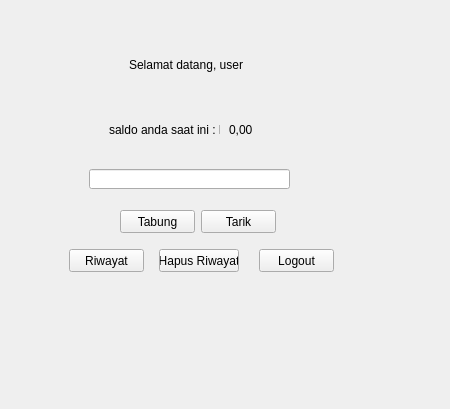
First picture: the form in main.ui, repository Sourremon/alpro-final, before the edit.
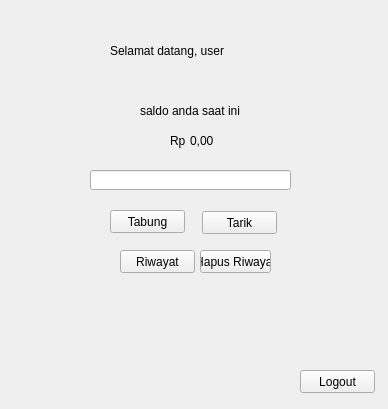
Second picture: the form after the edit.

Diff of the .ui file:
```diff
--- a/main.ui
+++ b/main.ui
@@ -6,7 +6,7 @@
    <rect>
     <x>0</x>
     <y>0</y>
-    <width>450</width>
+    <width>388</width>
     <height>409</height>
    </rect>
   </property>
@@ -16,8 +16,8 @@
   <widget class="QStackedWidget" name="stackedWidget">
    <property name="geometry">
     <rect>
-     <x>9</x>
-     <y>9</y>
+     <x>10</x>
+     <y>10</y>
      <width>381</width>
      <height>391</height>
     </rect>
@@ -261,23 +261,23 @@
     <widget class="QLabel" name="label_8">
      <property name="geometry">
       <rect>
-       <x>100</x>
-       <y>100</y>
+       <x>130</x>
+       <y>80</y>
        <width>111</width>
        <height>41</height>
       </rect>
      </property>
      <property name="text">
-      <string>saldo anda saat ini : Rp</string>
+      <string>saldo anda saat ini </string>
      </property>
     </widget>
     <widget class="QLabel" name="label_9">
      <property name="geometry">
       <rect>
-       <x>120</x>
+       <x>100</x>
        <y>20</y>
        <width>151</width>
-       <height>71</height>
+       <height>41</height>
       </rect>
      </property>
      <property name="text">
@@ -287,8 +287,8 @@
     <widget class="QLabel" name="saldo_lbl">
      <property name="geometry">
       <rect>
-       <x>220</x>
-       <y>100</y>
+       <x>180</x>
+       <y>110</y>
        <width>111</width>
        <height>41</height>
       </rect>
@@ -310,8 +310,8 @@
     <widget class="QPushButton" name="logout_btn">
      <property name="geometry">
       <rect>
-       <x>250</x>
-       <y>240</y>
+       <x>290</x>
+       <y>360</y>
        <width>75</width>
        <height>23</height>
       </rect>
@@ -323,7 +323,7 @@
     <widget class="QPushButton" name="riwayat_btn">
      <property name="geometry">
       <rect>
-       <x>60</x>
+       <x>110</x>
        <y>240</y>
        <width>75</width>
        <height>23</height>
@@ -336,9 +336,9 @@
     <widget class="QPushButton" name="hapusriwayat_btn">
      <property name="geometry">
       <rect>
-       <x>150</x>
+       <x>190</x>
        <y>240</y>
-       <width>80</width>
+       <width>71</width>
        <height>23</height>
       </rect>
      </property>
@@ -362,8 +362,8 @@
     <widget class="QPushButton" name="tabung_btn">
      <property name="geometry">
       <rect>
-       <x>111</x>
-       <y>201</y>
+       <x>100</x>
+       <y>200</y>
        <width>75</width>
        <height>23</height>
       </rect>
@@ -372,6 +372,19 @@
       <string>Tabung</string>
      </property>
     </widget>
+    <widget class="QLabel" name="label_11">
+     <property name="geometry">
+      <rect>
+       <x>160</x>
+       <y>120</y>
+       <width>47</width>
+       <height>21</height>
+      </rect>
+     </property>
+     <property name="text">
+      <string>Rp</string>
+     </property>
+    </widget>
    </widget>
   </widget>
  </widget>
```
Left out of the diff: 33 changed lines with no effect on the pictures.
